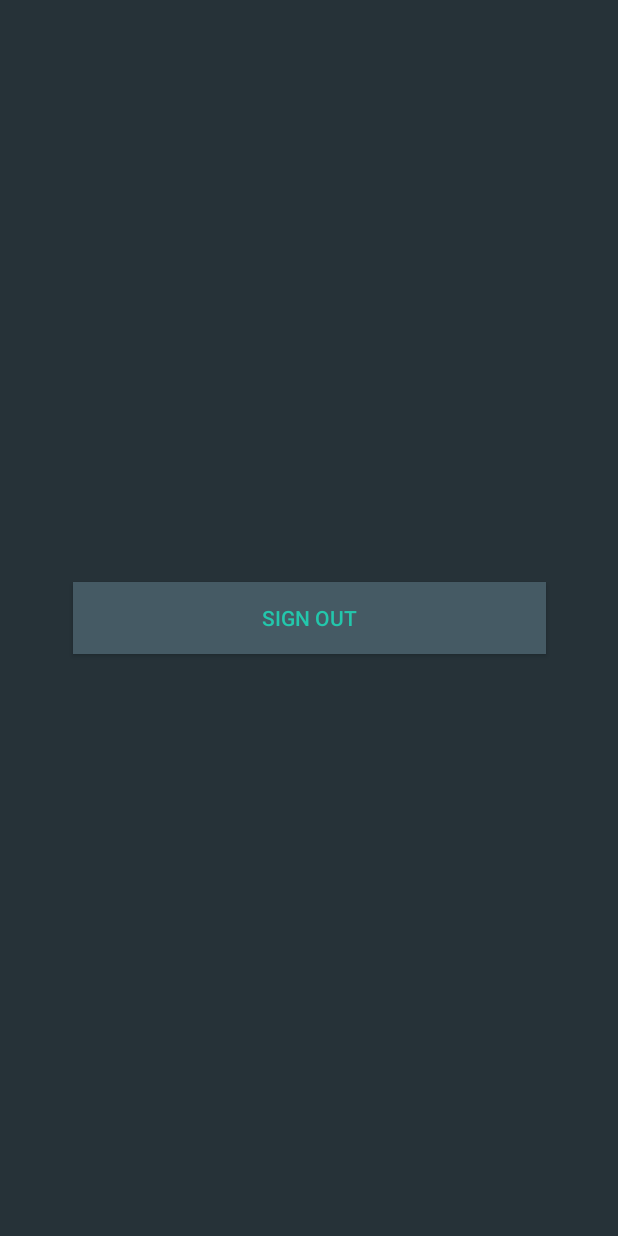
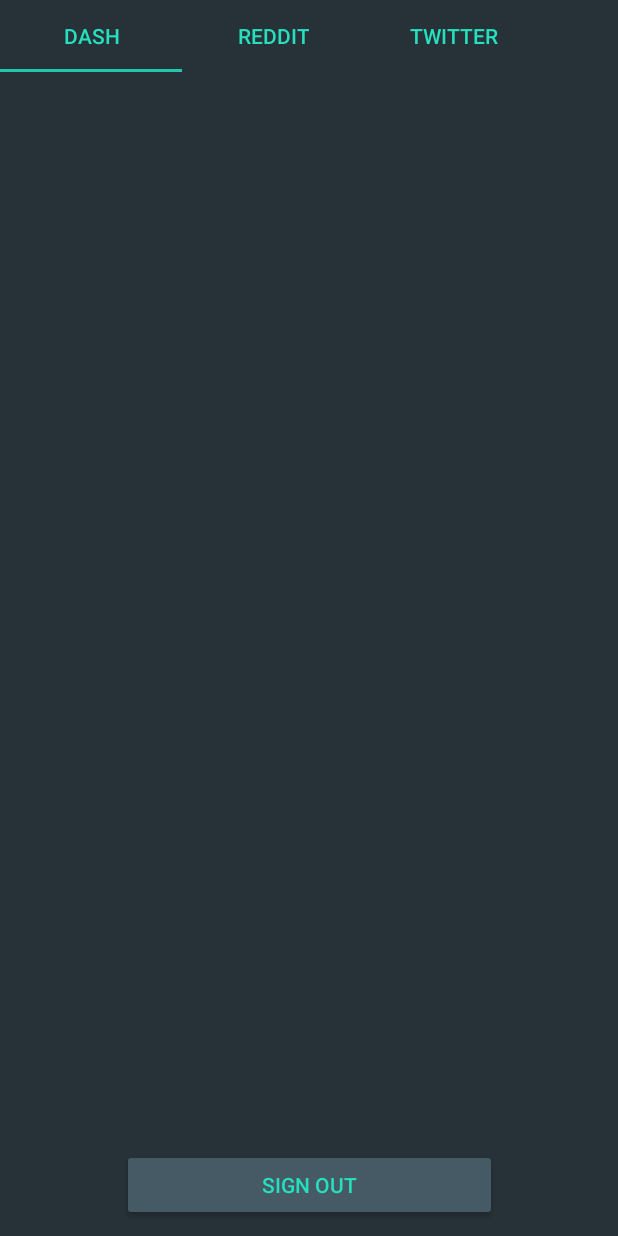
Before and after one commit to Rickmarges/all-in-one-social-media, an Android app: the screen it shows after launch once a user with an empty profile is signed in (DashboardActivity), on a phone screen of 412 x 824 dp. Run offline under Robolectric (Android 15) with nearby library versions, the light colour scheme and no system bars; our stand-ins replace Firebase (no records; nobody signed in at launch, a user with empty details on screens opened directly).

Commit message:
Changed layout

```diff
--- a/Dash/app/src/main/java/com/example/dash/ui/dashboard/DashboardActivity.java
+++ b/Dash/app/src/main/java/com/example/dash/ui/dashboard/DashboardActivity.java
@@ -3,7 +3,10 @@
 import android.content.Intent;
 import androidx.appcompat.app.AppCompatActivity;
 import android.os.Bundle;
+import android.view.MenuInflater;
+import android.view.View;
 import android.widget.Button;
+import android.widget.PopupMenu;
 
 import com.example.dash.R;
 import com.example.dash.ui.login.LoginActivity;
--- a/Dash/app/src/main/res/layout/activity_dashboard.xml
+++ b/Dash/app/src/main/res/layout/activity_dashboard.xml
@@ -13,19 +13,43 @@
 
         <Button
             android:id="@+id/signOut"
-            android:layout_width="315dp"
+            android:layout_width="250dp"
             android:layout_height="wrap_content"
             android:layout_gravity="start"
-            android:background="@color/colorBackgroundSecondary"
+            android:layout_marginBottom="10dp"
+            android:backgroundTint="@color/colorBackgroundSecondary"
             android:text="@string/action_logout"
-            android:textColor="@color/colorPrimaryDark"
-            android:textColorHighlight="@color/colorPrimaryDark"
-            android:textColorHint="@color/colorPrimaryDark"
+            android:textColor="@color/colorPrimary"
             app:layout_constraintBottom_toBottomOf="parent"
             app:layout_constraintEnd_toEndOf="parent"
             app:layout_constraintHorizontal_bias="0.5"
+            app:layout_constraintStart_toStartOf="parent" />
+
+        <com.google.android.material.tabs.TabLayout
+            android:layout_width="match_parent"
+            android:layout_height="wrap_content"
+            android:layout_marginEnd="48dp"
+            app:layout_constraintEnd_toEndOf="parent"
             app:layout_constraintStart_toStartOf="parent"
-            app:layout_constraintTop_toTopOf="parent" />
+            app:layout_constraintTop_toTopOf="parent"
+            app:tabIndicatorColor="@color/colorPrimaryDark"
+            app:tabTextColor="@color/colorPrimary">
+
+            <com.google.android.material.tabs.TabItem
+                android:layout_width="wrap_content"
+                android:layout_height="wrap_content"
+                android:text="@string/dash" />
+
+            <com.google.android.material.tabs.TabItem
+                android:layout_width="wrap_content"
+                android:layout_height="wrap_content"
+                android:text="@string/reddit" />
+
+            <com.google.android.material.tabs.TabItem
+                android:layout_width="wrap_content"
+                android:layout_height="wrap_content"
+                android:text="@string/twitter" />
+        </com.google.android.material.tabs.TabLayout>
 
     </androidx.constraintlayout.widget.ConstraintLayout>
 </LinearLayout>
--- a/Dash/app/src/main/res/values/strings.xml
+++ b/Dash/app/src/main/res/values/strings.xml
@@ -18,5 +18,10 @@
     <string name="dash_logo">Dash Logo</string>
     <string name="action_logout">Sign out</string>
     <string name="action_register">Register</string>
+    <string name="dash">Dash</string>
+    <string name="reddit">Reddit</string>
+    <string name="twitter">Twitter</string>
+    <string name="settings">Settings</string>
+    <string name="signout">Sign Out</string>
 
 </resources>
```
Also changed, not shown: Dash/app/src/main/res/layout/activity_login.xml (+21 -24 lines), Dash/app/src/main/res/layout/activity_register.xml (+11 -16 lines).
